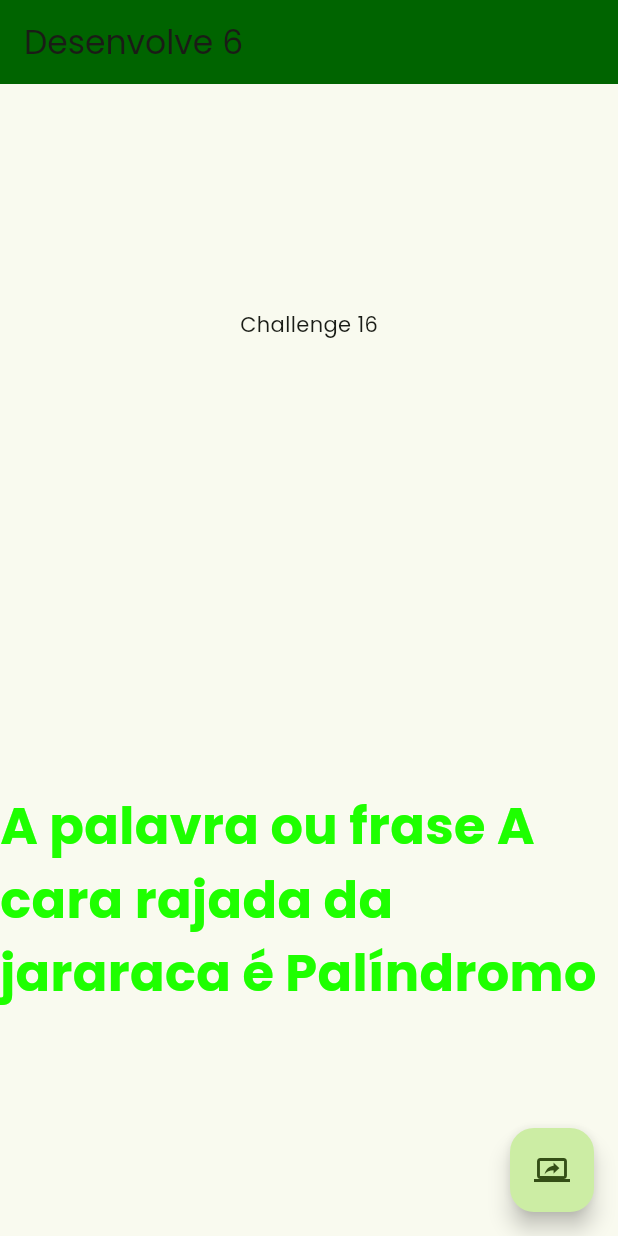
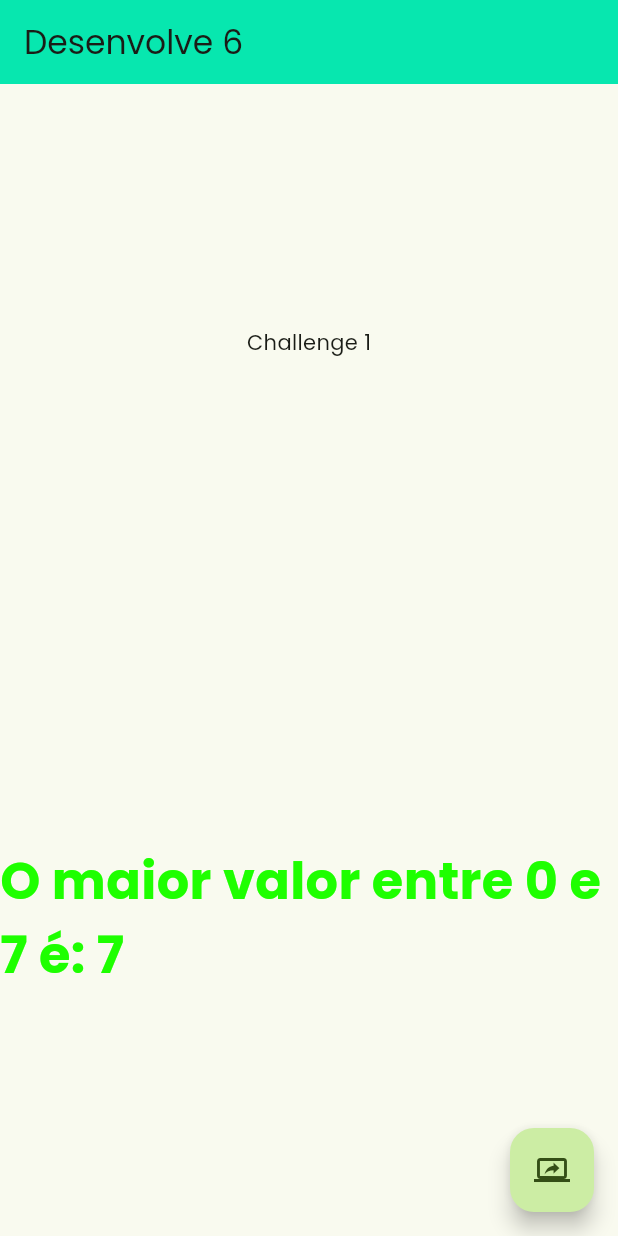
Before and after one commit to desenvolve06/gr6-projeto1, a Flutter app: the screen it shows after launch, after a tap on the "screen share" icon, on a phone screen of 412 x 824 dp. Run offline on Flutter 3.47's test engine with Material 3 defaults, Android fonts, the phone set to English and light mode, and no system bars; our stand-ins replace google_fonts; missing offline and left inert: dart:ffi.

Commit message:
Revert "Added: [G6-28]: Create function _challenge16"

```diff
--- a/lib/main.dart
+++ b/lib/main.dart
@@ -150,26 +150,7 @@ class _MyHomePageState extends State<MyHomePage> {
     });
   }
 
-  void _challenge16(String palavra) {
-  List<String> palavraArray = palavra.toLowerCase().split('');
-  for (int i = 0; i < palavraArray.length; i++) {
-    if (palavraArray[i] == " ") {
-      palavraArray.removeAt(i);
-    }
-  }
-  List<String> palavraAoContrario = palavraArray.reversed.toList();
-
-  setState(() {
-    _textChallenge = "Challenge 16";
-    if (palavraAoContrario.join('') == palavraArray.join('')) {
-    _result = "A palavra ou frase $palavra é Palíndromo";
-  } else {
-    _result = "A palavra ou frase $palavra não é Palíndromo";
-  }
-  });
-
-}
-  Color darkGreenColor = const Color(0xFF006400);
+  Color darkGreenColor = Color.fromARGB(255, 7, 231, 175);
   @override
   Widget build(BuildContext context) {
 // This method is rerun every time setState is called, for instance as done
@@ -222,7 +203,6 @@ class _MyHomePageState extends State<MyHomePage> {
         ),
       ),
       floatingActionButton: FloatingActionButton(
-        onPressed: () => _challenge16("A cara rajada da jararaca"),
         onPressed: _challenge1,
         tooltip: 'Increment',
         child: const Icon(Icons.screen_share_outlined),
```
